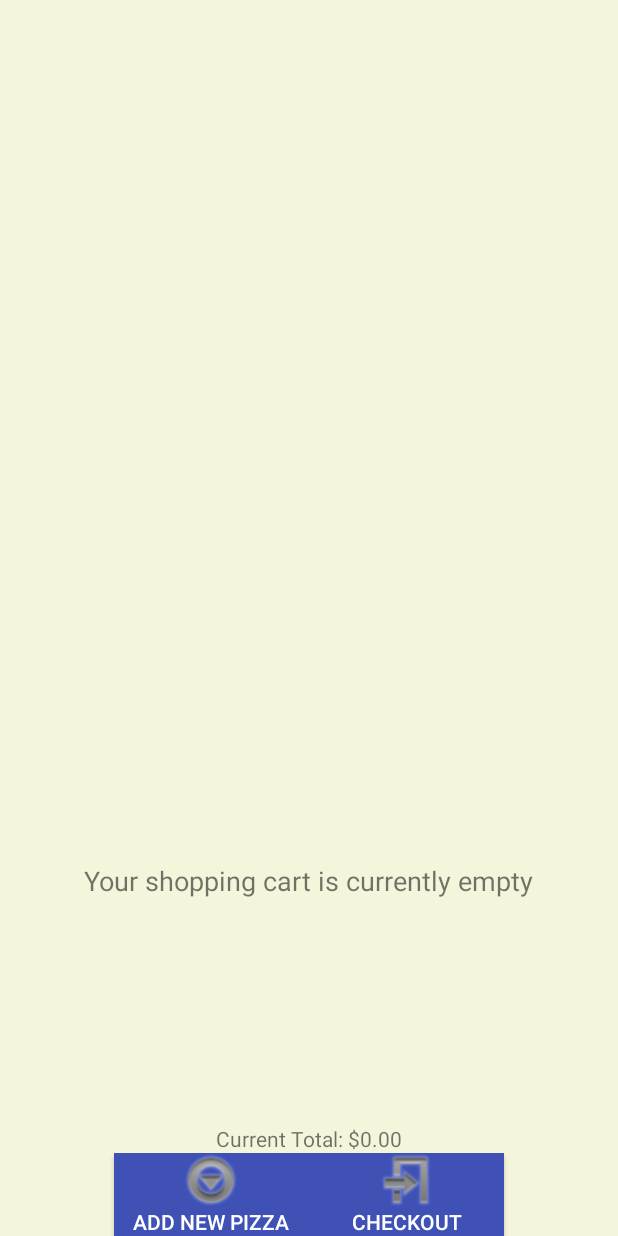
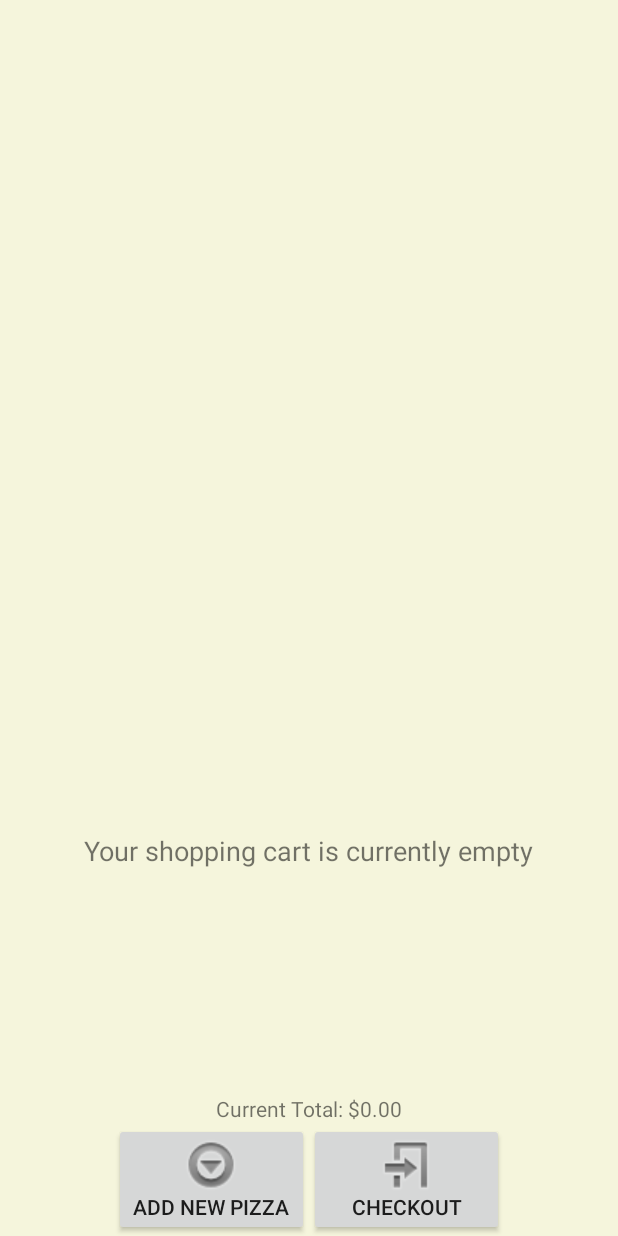
Before and after one commit to ChrisPTheCoder/PhuongLinhPham_DinKhiieuLanh_GroupProject, an Android app: the OrderPageActivity screen opened directly, with no data from a screen before it, on a phone screen of 412 x 824 dp. Run offline under Robolectric (Android 15) with nearby library versions, the phone set to English and light mode, and no system bars.

Commit message:
Change color for btn

```diff
--- a/app/src/main/res/layout/activity_order_page.xml
+++ b/app/src/main/res/layout/activity_order_page.xml
@@ -42,15 +42,11 @@
                 android:layout_height="wrap_content"
                 android:layout_gravity="bottom"
                 android:drawableTop="@drawable/more"
-                android:background="@color/colorPrimary"
-                android:textColor="@color/colorText"
                 android:text="@string/new_pizza_label" />
             <Button
                 android:id="@+id/checkout_button"
                 android:layout_width="130dip"
                 android:layout_height="wrap_content"
-                android:background="@color/colorPrimary"
-                android:textColor="@color/colorText"
                 android:layout_gravity="bottom"
                 android:drawableTop="@drawable/exit"
                 android:text="@string/checkout_label" />
```
